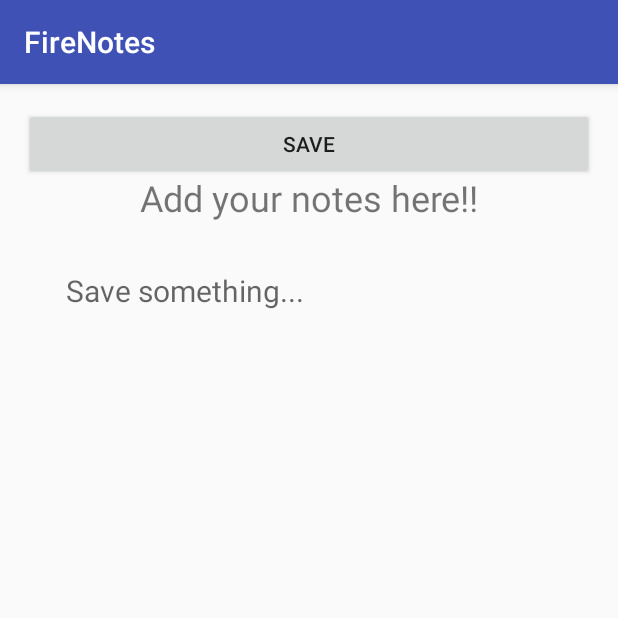
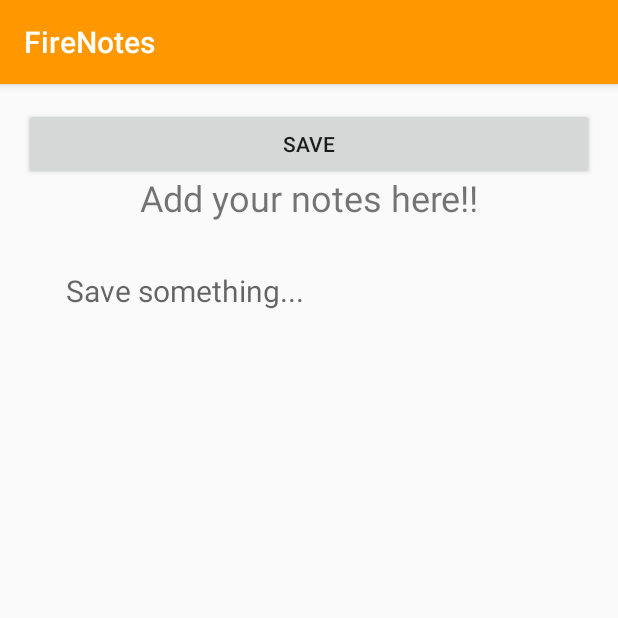
Before and after one commit to akshay9732/Firenotes, an Android app: the screen it shows after launch (AddNotesActivity), after a tap on an icon or button, on a phone screen of 412 x 824 dp, the top half of it. Run offline under Robolectric (Android 15) with nearby library versions, the phone set to English and light mode, and no system bars; our stand-ins replace ButterKnife, Firebase (no records; nobody signed in at launch, a user with empty details on screens opened directly).

```diff
--- a/app/src/main/java/com/firenotes/firenotes/activities/AddNotesActivity.java
+++ b/app/src/main/java/com/firenotes/firenotes/activities/AddNotesActivity.java
@@ -41,10 +41,10 @@ public class AddNotesActivity extends AppCompatActivity {
                     return;
                 }
                 Note note = new Note();
-                note.setUid(database.child("notes").push().getKey());
+                String token =database.child("notes").push().getKey();
                 note.setNote(etNote.getText().toString());
                 note.setDate(Helper.getCurrentDate());
-                database.child("notes").child(note.getUid()).setValue(note);
+                database.child("notes").child(token).setValue(note);
             }
         });
     }
--- a/app/src/main/java/com/firenotes/firenotes/activities/MainActivity.java
+++ b/app/src/main/java/com/firenotes/firenotes/activities/MainActivity.java
@@ -53,7 +53,6 @@ public class MainActivity extends AppCompatActivity {
         database.child("notes").addValueEventListener(new ValueEventListener() {
             @Override
             public void onDataChange(DataSnapshot dataSnapshot) {
-                notes = new ArrayList<>();
                 for (DataSnapshot noteDataSnapshot : dataSnapshot.getChildren()) {
                     Note note = noteDataSnapshot.getValue(Note.class);
                     notes.add(note);
--- a/app/src/main/res/layout/activity_main.xml
+++ b/app/src/main/res/layout/activity_main.xml
@@ -9,7 +9,7 @@
     <ListView
         android:id="@+id/lvNotes"
         android:layout_width="0dp"
-        android:layout_height="0dp"
+        android:layout_height="wrap_content"
         android:layout_marginBottom="8dp"
         android:layout_marginLeft="8dp"
         android:layout_marginRight="8dp"
--- a/app/src/main/res/values/colors.xml
+++ b/app/src/main/res/values/colors.xml
@@ -1,6 +1,11 @@
 <?xml version="1.0" encoding="utf-8"?>
 <resources>
-    <color name="colorPrimary">#3F51B5</color>
-    <color name="colorPrimaryDark">#303F9F</color>
-    <color name="colorAccent">#FF4081</color>
+    <color name="colorPrimary">#FF9800</color>
+    <color name="colorPrimaryDark">#F57C00</color>
+    <color name="primary_light">#FFE0B2</color>
+    <color name="colorAccent">#8BC34A</color>
+    <color name="primary_text">#212121</color>
+    <color name="secondary_text">#757575</color>
+    <color name="icons">#212121</color>
+    <color name="divider">#BDBDBD</color>
 </resources>
```
Also changed, not shown: app/src/main/java/com/firenotes/firenotes/models/Note.java (+0 -11 lines).
